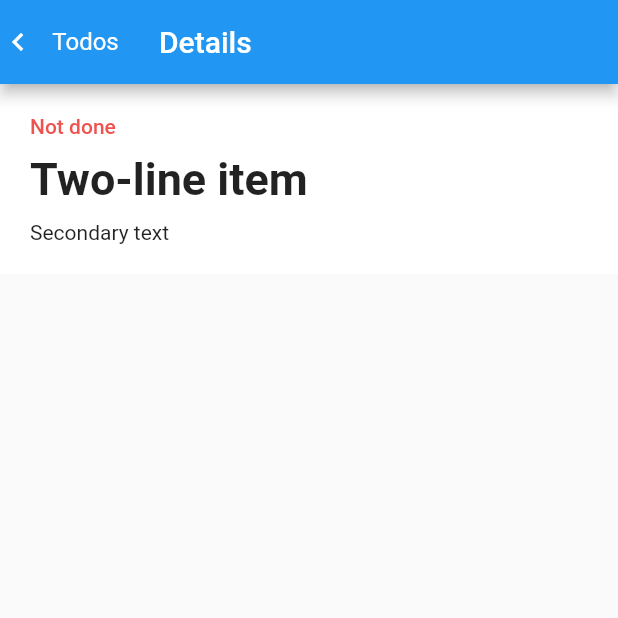
After one commit to fedecor9/flutter-todo-app, a Flutter app: the screen it shows after launch, after a tap on "Two-line item", on a phone screen of 412 x 824 dp, the top half of it. The commit adds this screen. Run offline on Flutter 3.47's test engine with Material 2 defaults, Android fonts, the phone set to English and light mode, and no system bars.

Commit message:
View detailed page

```diff
--- /dev/null
+++ b/lib/views/detailed_todo_page.dart
@@ -0,0 +1,73 @@
+import 'package:flutter/material.dart';
+
+import 'package:todo_app/models/todo.dart';
+
+class DetaledTodoPage extends StatelessWidget {
+  const DetaledTodoPage({Key? key}) : super(key: key);
+
+  @override
+  Widget build(BuildContext context) {
+    final todo = ModalRoute.of(context)!.settings.arguments as Todo;
+
+    return Scaffold(
+      appBar: AppBar(
+        title: const Text('Details'),
+        leading: Row(
+          children: <Widget>[
+            GestureDetector(
+              child: const Icon(
+                Icons.navigate_before,
+              ),
+              onTap: () => Navigator.pop(context),
+            ),
+            Expanded(
+              child: TextButton(
+                onPressed: () => Navigator.pop(context),
+                child: const Text(
+                  'Todos',
+                  style: TextStyle(
+                      color: Colors.white,
+                      fontWeight: FontWeight.w400,
+                      fontSize: 16),
+                ),
+              ),
+            ),
+          ],
+        ),
+        leadingWidth: 90,
+      ),
+      body: Container(
+        color: Colors.grey[200],
+        child: Container(
+          padding: const EdgeInsets.all(20),
+          color: Colors.white,
+          child: Column(
+            mainAxisSize: MainAxisSize.min,
+            crossAxisAlignment: CrossAxisAlignment.stretch,
+            children: <Widget>[
+              Text(
+                todo.done ? 'Done' : 'Not done',
+                style: TextStyle(
+                    color: Colors.red[400], fontWeight: FontWeight.w500),
+              ),
+              Padding(
+                padding: const EdgeInsets.only(top: 10),
+                child: Text(
+                  todo.title,
+                  style: const TextStyle(
+                    fontWeight: FontWeight.w600,
+                    fontSize: 30,
+                  ),
+                ),
+              ),
+              Padding(
+                padding: const EdgeInsets.only(top: 10),
+                child: Text(todo.description),
+              ),
+            ],
+          ),
+        ),
+      ),
+    );
+  }
+}
--- a/lib/views/home_page.dart
+++ b/lib/views/home_page.dart
@@ -35,7 +35,7 @@ class HomePage extends StatelessWidget {
                 'CLEAR ALL DONE',
                 style: TextStyle(
                     color: Color.fromARGB(255, 244, 2, 164),
-                    fontWeight: FontWeight.bold),
+                    fontWeight: FontWeight.w600),
               ),
             )
           ],
--- a/lib/views/list_view_page.dart
+++ b/lib/views/list_view_page.dart
@@ -1,4 +1,5 @@
 import 'package:flutter/material.dart';
+import 'package:todo_app/views/detailed_todo_page.dart';
 
 import '../models/todo.dart';
 
@@ -11,13 +12,17 @@ class ListViewPage extends StatefulWidget {
 
 class _ListViewPageState extends State<ListViewPage> {
   final _todoList = <Todo>[
-    Todo('Two-line item', 'description'),
-    Todo('Two-line item', 'description'),
-    Todo('Two-line item', 'description'),
-    Todo('Two-line item', 'description'),
-    Todo('Two-line item', 'description'),
-    Todo('Two-line item', 'description'),
+    Todo('Two-line item', 'Secondary text'),
+    Todo('Two-line item', 'Secondary text'),
+    Todo('Two-line item', 'Secondary text'),
+    Todo('Two-line item', 'Secondary text'),
+    Todo('Two-line item', 'Secondary text'),
+    Todo('Two-line item', 'Secondary text'),
   ];
+
+  void handleCheckbox(bool? newValue, int index) {
+    setState(() => {_todoList[index].done = newValue!});
+  }
 
   @override
   Widget build(BuildContext context) {
@@ -30,11 +35,18 @@ class _ListViewPageState extends State<ListViewPage> {
             subtitle: const Text('Secondary text'),
             trailing: Checkbox(
               value: _todoList[index].done,
-              onChanged: (bool? newValue) =>
-                  setState(() => {_todoList[index].done = newValue!}),
+              onChanged: (bool? newValue) => handleCheckbox(newValue, index),
               checkColor: Colors.white,
               activeColor: const Color.fromARGB(255, 244, 2, 164),
             ),
+            onTap: () => {
+              Navigator.push(
+                context,
+                MaterialPageRoute(
+                    builder: (context) => const DetaledTodoPage(),
+                    settings: RouteSettings(arguments: _todoList[index])),
+              )
+            },
           );
         }),
         separatorBuilder: (BuildContext context, int index) => const Divider(),
```
